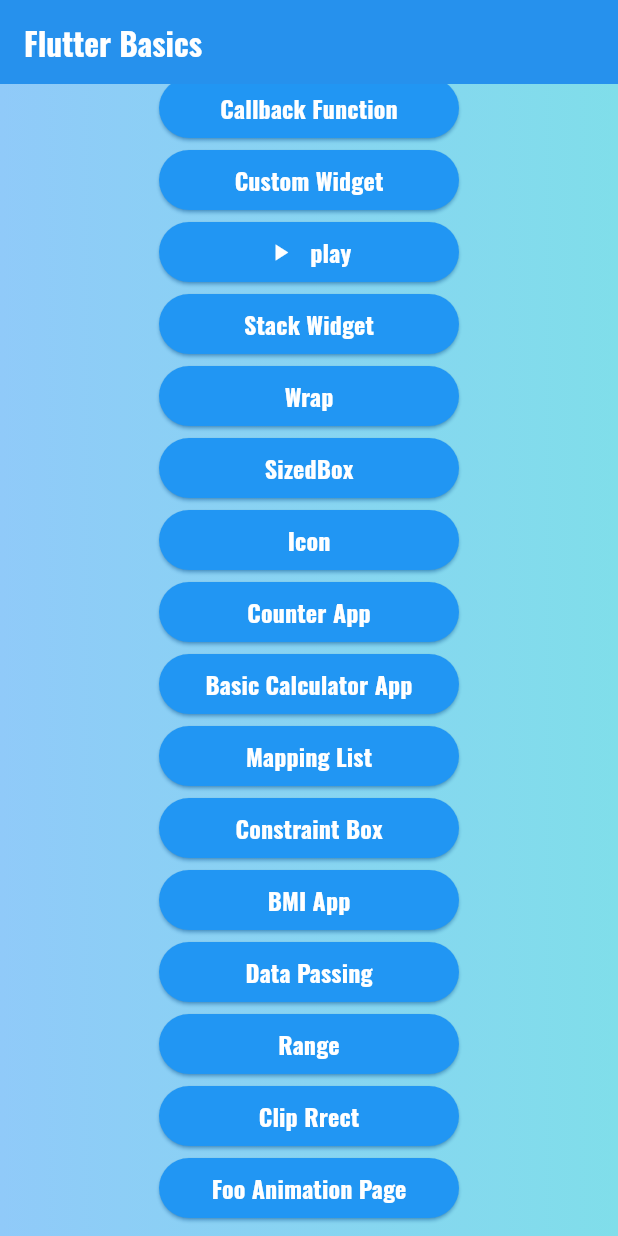
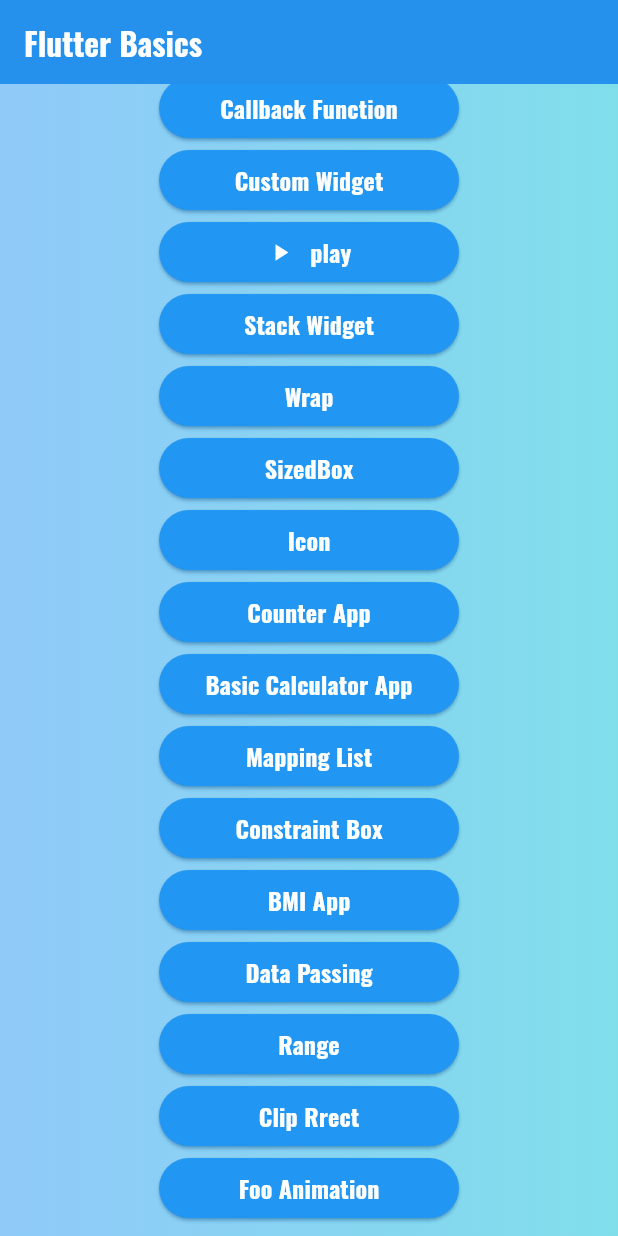
Before and after one commit to mh-rahat/development-learning-journey, a Flutter app: the screen it shows after launch, scrolled down 765 dp, on a phone screen of 412 x 824 dp. Run offline on Flutter 3.47's test engine with Material 3 defaults, Android fonts, the phone set to English and light mode, and no system bars; our stand-ins replace font_awesome_flutter.

Commit message:
update the file

```diff
--- a/dart/flutter_learning/flutter_basics/lib/screens/home_page.dart
+++ b/dart/flutter_learning/flutter_basics/lib/screens/home_page.dart
@@ -473,7 +473,7 @@
 
                 // Animated Container Page Button
                 RoundedButton(
-                  buttonName: 'Foo Animation Page',
+                  buttonName: 'Foo Animation',
                   textStyle: textStyle16(),
                   callBack: () {
                     Navigator.push(
```
